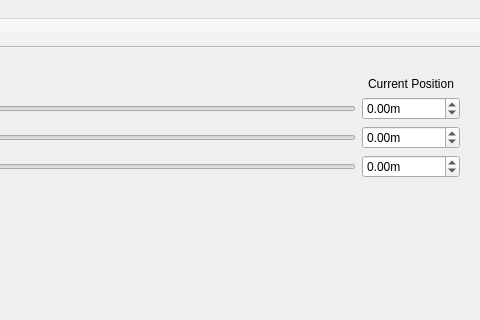
The window that gui/scanner/ui_scannergui.ui (Ulm-IQO/qudi) describes before a commit, drawn with Qt 5; both pictures show x 714 to 1194 and y 0 to 320 of the 1194 by 834 pixel window.
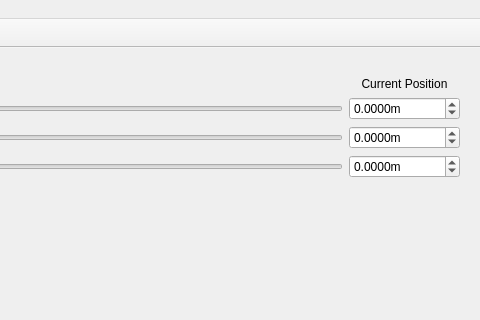
The same window after the commit. Icons and pictures are not drawn. Custom widgets are drawn as their Qt base class.

Patch:
```diff
--- a/gui/scanner/ui_scannergui.ui
+++ b/gui/scanner/ui_scannergui.ui
@@ -59,6 +59,9 @@
       <property name="suffix">
        <string>m</string>
       </property>
+      <property name="decimals">
+       <number>4</number>
+      </property>
       <property name="minimum">
        <double>-1000000000000000000000.000000000000000</double>
       </property>
@@ -112,6 +115,9 @@
       <property name="suffix">
        <string>m</string>
       </property>
+      <property name="decimals">
+       <number>4</number>
+      </property>
       <property name="minimum">
        <double>-1000000000000000000000.000000000000000</double>
       </property>
@@ -319,6 +325,9 @@
       <property name="suffix">
        <string>m</string>
       </property>
+      <property name="decimals">
+       <number>4</number>
+      </property>
       <property name="minimum">
        <double>-1000000000000000000000.000000000000000</double>
       </property>
```
